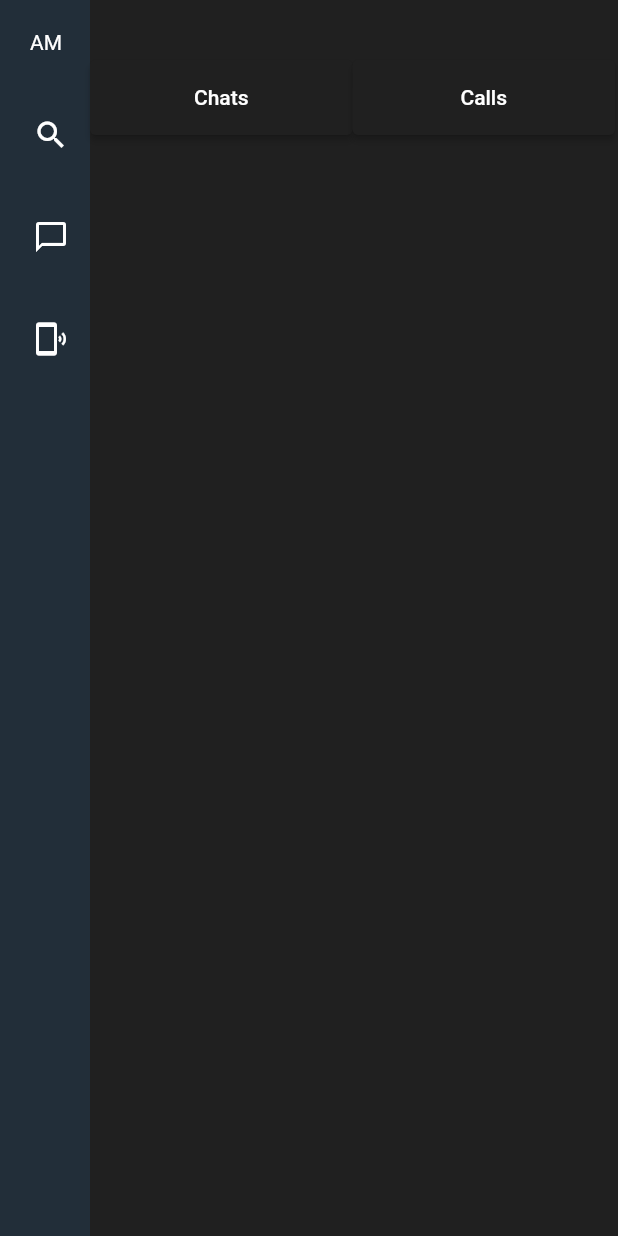
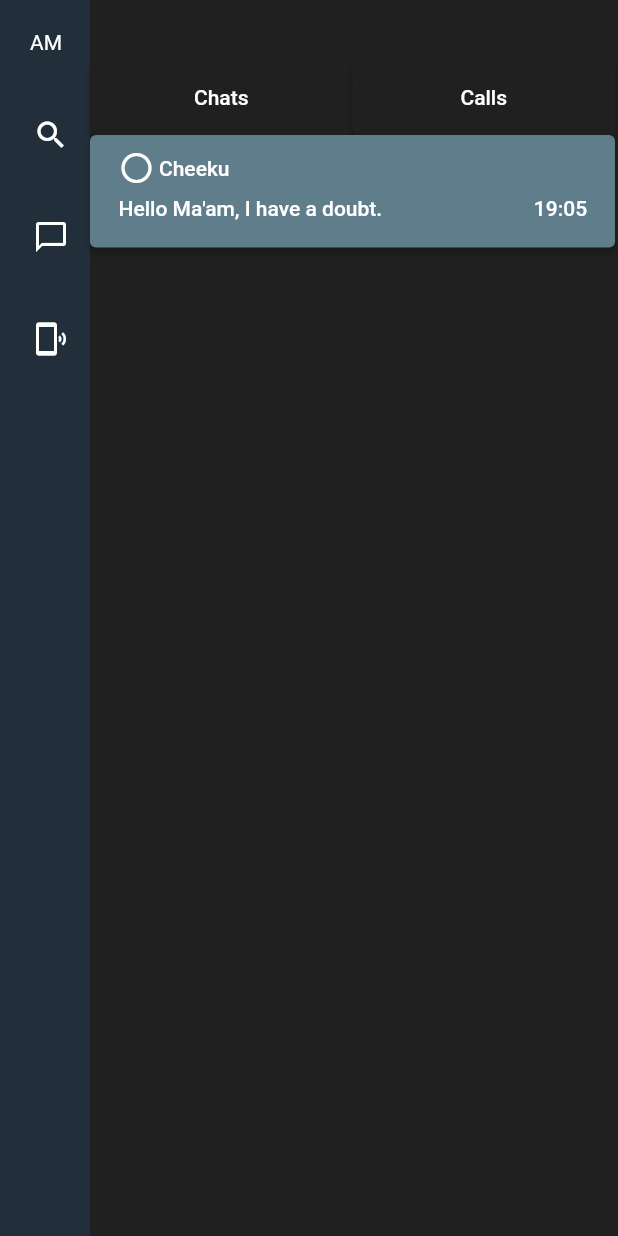
Before and after one commit to Aditya-Chandrn/AcaMedia, a Flutter app: the screen it shows after launch, on a phone screen of 412 x 824 dp. Run offline on Flutter 3.47's test engine with Material 2 defaults, Android fonts, the phone set to English and light mode, and no system bars.

Commit message:
Adds dummy message.

```diff
--- a/lib/main.dart
+++ b/lib/main.dart
@@ -122,6 +122,37 @@ class _myContainerState extends State<myContainer> {
               ),
             ],
           ),
+          Padding(
+            padding: const EdgeInsets.only(top: 90, left: 60),
+            child: ElevatedButton(
+              onPressed: () {},
+              style: ElevatedButton.styleFrom(
+                primary: Colors.blueGrey,
+                fixedSize: Size(350, 75)
+              ),
+              child: Padding(
+                padding: const EdgeInsets.only(top: 10),
+                child: Column(children: [
+                  Row(
+                    children: [
+                      Container(
+                        padding: const EdgeInsets.only(left: 3),
+                        child: Icon(Icons.circle_outlined),
+                      ),
+                      Container(
+                        padding: const EdgeInsets.only(left: 3),
+                        child: Text('Cheeku'),
+                      ),
+                    ],
+                  ),
+                  Container(
+                    alignment: Alignment.topLeft,
+                    padding: const EdgeInsets.only(top: 7, left: 3),
+                    child: Text("Hello Ma'am, I have a doubt.                             19:05"),)
+                ],),
+              ),
+            ),
+            ),
         ],
       ),
     );
```
